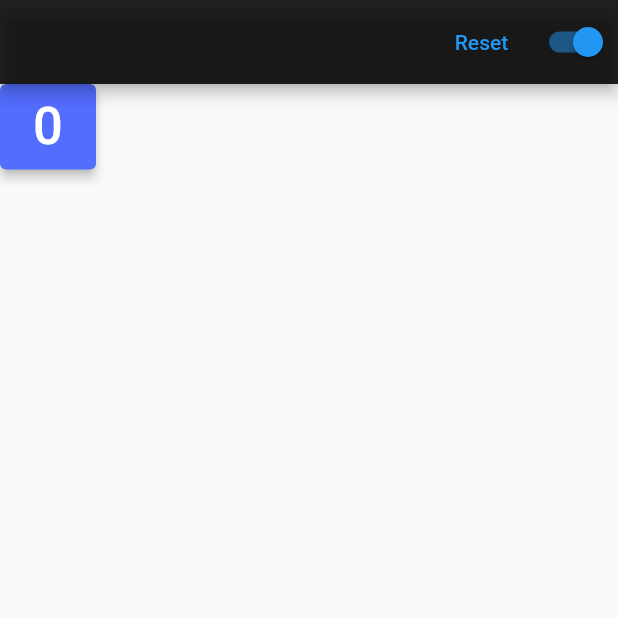
After one commit to Dark-Light-20/CursoFlutter, a Flutter app: the screen it shows after launch, on a phone screen of 412 x 824 dp, the top half of it. The commit adds this screen. Run offline on Flutter 3.47's test engine with Material 2 defaults, Android fonts, the phone set to English and light mode, and no system bars; our stand-ins replace card_swiper.

Commit message:
Global keys counter

```diff
--- a/proyecto_flutter/keys_app/lib/main.dart
+++ b/proyecto_flutter/keys_app/lib/main.dart
@@ -19,7 +19,8 @@ class MyApp extends StatelessWidget {
       // home: const AnimatedText(),
       // home: const ListKeyPage(),
       // home: const NumbersPage(),
-      home: const ListPage(),
+      // home: const ListPage(),
+      home: const MovableWidget(),
     );
   }
 }
--- /dev/null
+++ b/proyecto_flutter/keys_app/lib/pages/globalkeys/movable_widget.dart
@@ -0,0 +1,40 @@
+import 'package:flutter/material.dart';
+import 'package:keys_app/widgets/widgets.dart';
+
+class MovableWidget extends StatefulWidget {
+  const MovableWidget({super.key});
+
+  @override
+  State<MovableWidget> createState() => _MovableWidgetState();
+}
+
+class _MovableWidgetState extends State<MovableWidget> {
+  bool _inBody = true;
+  final _buttonKey = GlobalKey<CounterButtonGlobalKeyState>();
+
+  @override
+  Widget build(BuildContext context) {
+    return Scaffold(
+      appBar: AppBar(
+        title: !_inBody ? CounterButtonGlobalKey(key: _buttonKey) : null,
+        backgroundColor: Colors.black87,
+        actions: [
+          TextButton(
+            onPressed: () {
+              _buttonKey.currentState?.reset();
+            },
+            child: const Text('Reset'),
+          ),
+          Switch(
+            value: _inBody,
+            onChanged: (value) {
+              _inBody = value;
+              setState(() {});
+            },
+          )
+        ],
+      ),
+      body: _inBody ? CounterButtonGlobalKey(key: _buttonKey) : null,
+    );
+  }
+}
--- a/proyecto_flutter/keys_app/lib/pages/pages.dart
+++ b/proyecto_flutter/keys_app/lib/pages/pages.dart
@@ -1,4 +1,5 @@
 export 'package:keys_app/pages/globalkeys/list_page.dart';
+export 'package:keys_app/pages/globalkeys/movable_widget.dart';
 export 'package:keys_app/pages/localkeys/animated_text_page.dart';
 export 'package:keys_app/pages/localkeys/list_key_page.dart';
 export 'package:keys_app/pages/localkeys/numbers_page.dart';
--- /dev/null
+++ b/proyecto_flutter/keys_app/lib/widgets/use_globalkeys/counter_button_global_key.dart
@@ -0,0 +1,35 @@
+import 'package:flutter/material.dart';
+
+class CounterButtonGlobalKey extends StatefulWidget {
+  const CounterButtonGlobalKey({super.key});
+
+  @override
+  State<CounterButtonGlobalKey> createState() => CounterButtonGlobalKeyState();
+}
+
+class CounterButtonGlobalKeyState extends State<CounterButtonGlobalKey> {
+  int _counter = 0;
+
+  void reset() {
+    _counter = 0;
+    setState(() {});
+  }
+
+  @override
+  Widget build(BuildContext context) {
+    return TextButton(
+      style: TextButton.styleFrom(
+          foregroundColor: Colors.white,
+          elevation: 3,
+          backgroundColor: Colors.indigoAccent),
+      onPressed: () {
+        _counter++;
+        setState(() {});
+      },
+      child: Text(
+        _counter.toString(),
+        style: const TextStyle(fontSize: 35),
+      ),
+    );
+  }
+}
--- a/proyecto_flutter/keys_app/lib/widgets/widgets.dart
+++ b/proyecto_flutter/keys_app/lib/widgets/widgets.dart
@@ -1 +1,3 @@
-export 'package:keys_app/widgets/use_globalkeys/counter_button.dart';
+export 'package:keys_app/widgets/use_globalkeys/counter_button_global_key.dart';
+export 'package:keys_app/widgets/use_globalkeys/counter_button_global_key.dart';
+export 'package:keys_app/widgets/use_localkeys/counter_button.dart';
```
Also changed, not shown: proyecto_flutter/keys_app/lib/widgets/use_localkeys/counter_button.dart (renamed from proyecto_flutter/keys_app/lib/widgets/use_globalkeys/counter_button.dart).
